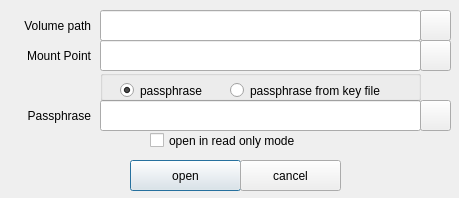
Old version of the form password.ui in the repository mhogomchungu/zuluCrypt.
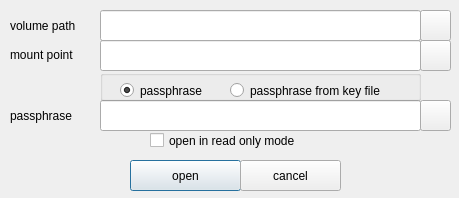
New version of the form.

```diff
--- a/password.ui
+++ b/password.ui
@@ -124,86 +124,6 @@
     <enum>QLineEdit::Password</enum>
    </property>
   </widget>
-  <widget class="QLabel" name="labelVolumePath">
-   <property name="geometry">
-    <rect>
-     <x>10</x>
-     <y>10</y>
-     <width>81</width>
-     <height>31</height>
-    </rect>
-   </property>
-   <property name="font">
-    <font>
-     <pointsize>9</pointsize>
-    </font>
-   </property>
-   <property name="layoutDirection">
-    <enum>Qt::RightToLeft</enum>
-   </property>
-   <property name="frameShadow">
-    <enum>QFrame::Raised</enum>
-   </property>
-   <property name="text">
-    <string>Volume path</string>
-   </property>
-   <property name="alignment">
-    <set>Qt::AlignRight|Qt::AlignTrailing|Qt::AlignVCenter</set>
-   </property>
-   <property name="indent">
-    <number>-1</number>
-   </property>
-  </widget>
-  <widget class="QLabel" name="labelMoutPointPath">
-   <property name="geometry">
-    <rect>
-     <x>10</x>
-     <y>40</y>
-     <width>81</width>
-     <height>31</height>
-    </rect>
-   </property>
-   <property name="font">
-    <font>
-     <pointsize>9</pointsize>
-     <weight>50</weight>
-     <bold>false</bold>
-    </font>
-   </property>
-   <property name="text">
-    <string>Mount Point</string>
-   </property>
-   <property name="alignment">
-    <set>Qt::AlignRight|Qt::AlignTrailing|Qt::AlignVCenter</set>
-   </property>
-  </widget>
-  <widget class="QLabel" name="labelPassphrase">
-   <property name="geometry">
-    <rect>
-     <x>10</x>
-     <y>100</y>
-     <width>81</width>
-     <height>31</height>
-    </rect>
-   </property>
-   <property name="font">
-    <font>
-     <pointsize>9</pointsize>
-    </font>
-   </property>
-   <property name="layoutDirection">
-    <enum>Qt::LeftToRight</enum>
-   </property>
-   <property name="frameShape">
-    <enum>QFrame::NoFrame</enum>
-   </property>
-   <property name="text">
-    <string>Passphrase</string>
-   </property>
-   <property name="alignment">
-    <set>Qt::AlignRight|Qt::AlignTrailing|Qt::AlignVCenter</set>
-   </property>
-  </widget>
   <widget class="QGroupBox" name="groupBox">
    <property name="geometry">
     <rect>
@@ -285,6 +205,45 @@
     </rect>
    </property>
   </widget>
+  <widget class="QLabel" name="labelPassphrase">
+   <property name="geometry">
+    <rect>
+     <x>10</x>
+     <y>105</y>
+     <width>91</width>
+     <height>21</height>
+    </rect>
+   </property>
+   <property name="text">
+    <string>passphrase</string>
+   </property>
+  </widget>
+  <widget class="QLabel" name="labelMoutPointPath">
+   <property name="geometry">
+    <rect>
+     <x>10</x>
+     <y>39</y>
+     <width>81</width>
+     <height>31</height>
+    </rect>
+   </property>
+   <property name="text">
+    <string>mount point</string>
+   </property>
+  </widget>
+  <widget class="QLabel" name="labelVolumePath">
+   <property name="geometry">
+    <rect>
+     <x>10</x>
+     <y>10</y>
+     <width>81</width>
+     <height>31</height>
+    </rect>
+   </property>
+   <property name="text">
+    <string>volume path</string>
+   </property>
+  </widget>
  </widget>
  <tabstops>
   <tabstop>PushButtonVolumePath</tabstop>
```
Left out of the diff: 2 changed lines with no effect on the pictures.
